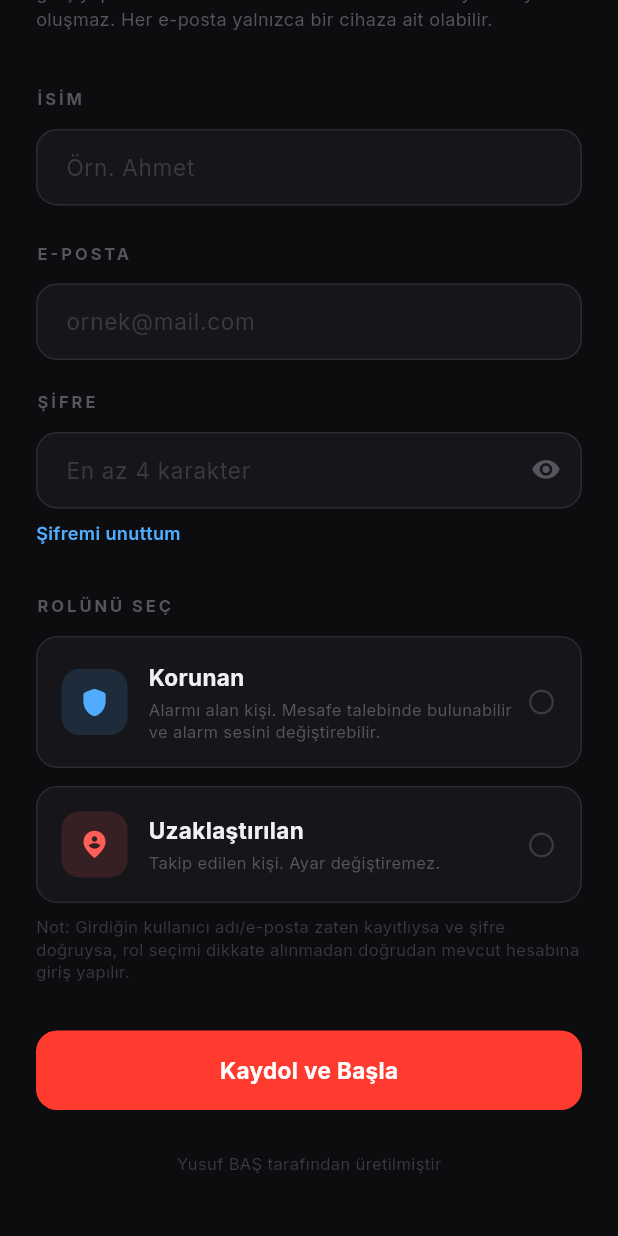
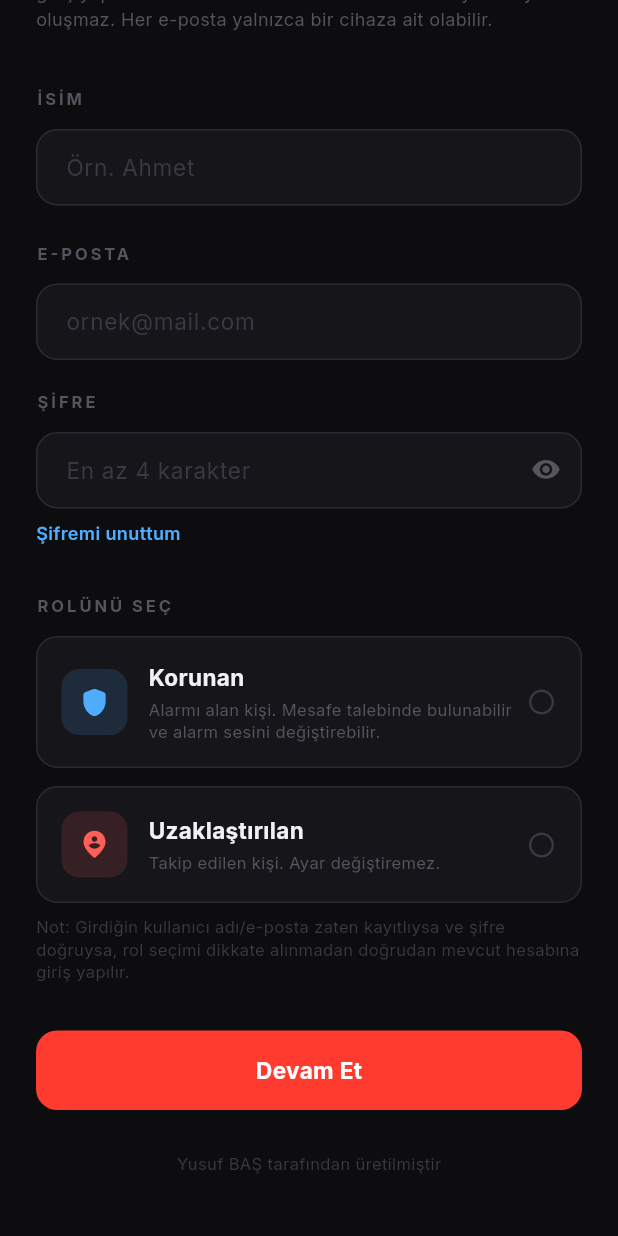
Before and after one commit to yusufbas34/UZAKDUR, a Flutter app: the screen it shows after launch, scrolled down 282 dp, on a phone screen of 412 x 824 dp. Run offline on Flutter 3.47's test engine with Material 3 defaults, Android fonts, the phone set to English and light mode, and no system bars; our stand-ins replace audioplayers, battery_plus, firebase_core, firebase_database, flutter_local_notifications, geolocator and 5 more; missing offline and left inert: flutter_foreground_task, workmanager; accounts and stored records are empty.

Commit message:
Onboarding: buton metnini "Kaydol ve Başla" yerine "Devam Et" yap
Buton her zaman "Kaydol ve Başla" yazıyordu ama aslında girilen e-posta
zaten kayıtlıysa yeni kayıt açmadan mevcut hesaba giriş yapıyordu. Metin
davranışla çelişip kullanıcıyı "giriş yapma seçeneği yok" sanmaya
yönlendiriyordu; nötr bir ifadeyle değiştirildi.

```diff
--- a/lib/screens/onboarding_screen.dart
+++ b/lib/screens/onboarding_screen.dart
@@ -306,7 +306,7 @@ class _OnboardingScreenState extends State<OnboardingScreen> {
               alignment: Alignment.center,
               child: _saving
                   ? const SizedBox(width: 20, height: 20, child: CircularProgressIndicator(strokeWidth: 2, color: Colors.white))
-                  : Text('Kaydol ve Başla', style: GoogleFonts.inter(fontSize: 15, fontWeight: FontWeight.w700, color: Colors.white)),
+                  : Text('Devam Et', style: GoogleFonts.inter(fontSize: 15, fontWeight: FontWeight.w700, color: Colors.white)),
             ),
           ),
         ),
```
